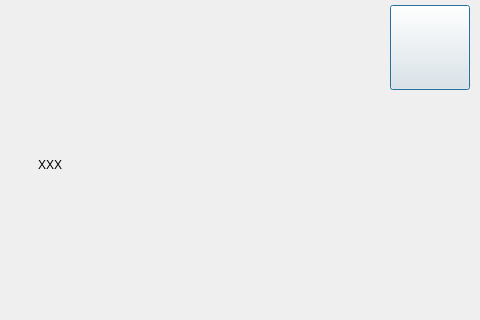
Old version of the form src/XMusic/ui/msgbox.ui in the repository 1028417/XMusic; both pictures show x 320 to 800 and y 0 to 320 of the 800 by 320 pixel window.
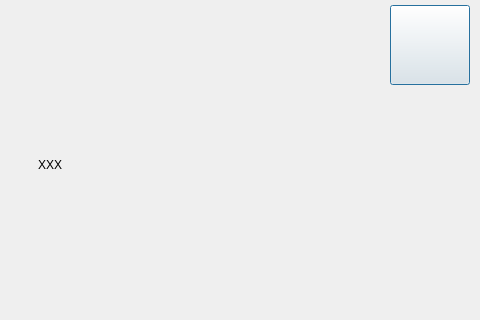
New version of the form. Icons and pictures are not drawn. Custom widgets are drawn as their Qt base class.

```diff
--- a/src/XMusic/ui/msgbox.ui
+++ b/src/XMusic/ui/msgbox.ui
@@ -35,7 +35,7 @@
      <x>710</x>
      <y>5</y>
      <width>80</width>
-     <height>85</height>
+     <height>80</height>
     </rect>
    </property>
    <property name="autoFillBackground">
```
